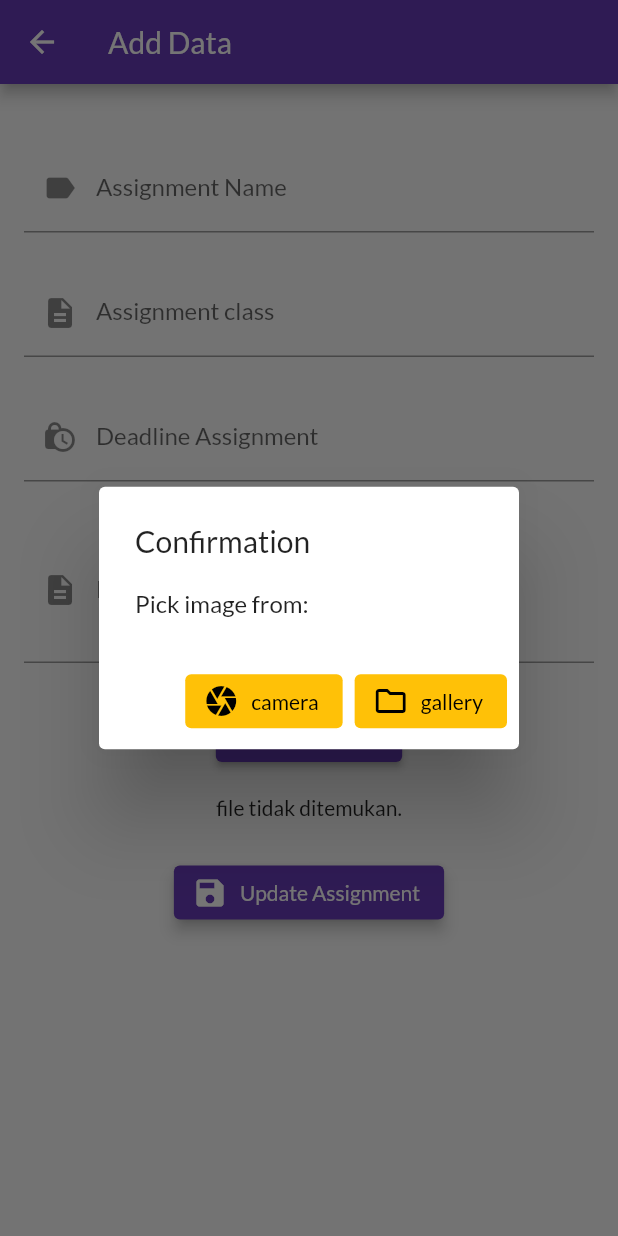
After one commit to Bryant97-dev/amad_uas_semester4, a Flutter app: the UpdateData screen opened directly, after a tap on "Ambil foto", on a phone screen of 412 x 824 dp. The commit adds this screen. Run offline on Flutter 3.47's test engine with Material 2 defaults, Android fonts, the phone set to English and light mode, and no system bars; our stand-ins replace cloud_firestore, email_validator, equatable, file_picker, firebase_auth, firebase_core and 6 more; accounts and stored records are empty; statements that could not run were skipped.

Commit message:
sudah ada upgrade

```diff
--- a/lib/models/models.dart
+++ b/lib/models/models.dart
@@ -2,3 +2,4 @@ import 'package:equatable/equatable.dart';
 
 part 'users.dart';
 part 'assignment.dart';
+part'pins.dart';
--- a/lib/services/product_services.dart
+++ b/lib/services/product_services.dart
@@ -57,4 +57,24 @@ class ProductServices{
       return hsl;
    }
 
+   static Future<bool> updateproduct(Assignment assignment,PickedFile imgFile, String id) async {
+      bool hsl = true;
+      await Firebase.initializeApp();
+      await assignmentCollection.doc(id).update({
+         'assignId' : assignment.assignId,
+         'assignName' : assignment.assignName,
+         'assignCourse' : assignment.assignCourse,
+         'assignDeadline' : assignment.assignDeadline,
+         'assignDesc' : assignment.assignDesc,
+         'updatedAt' : assignment.updateAt,
+
+      }).then((value) {
+         hsl = true;
+      }).catchError((onError){
+         hsl = false;
+      });
+
+      return hsl;
+   }
+
 }
--- a/lib/services/services.dart
+++ b/lib/services/services.dart
@@ -17,3 +17,4 @@ import 'package:intl/intl.dart';
 part 'auth_services.dart';
 part 'activity_services.dart';
 part 'product_services.dart';
+part 'pins_services.dart';
--- a/lib/ui/pages/pages.dart
+++ b/lib/ui/pages/pages.dart
@@ -21,3 +21,4 @@ part 'listdata.dart';
 part 'myaccount.dart';
 part 'splash.dart';
 part'pinsdata.dart';
+part'updatedata.dart';
--- /dev/null
+++ b/lib/ui/pages/updatedata.dart
@@ -0,0 +1,316 @@
+part of 'pages.dart';
+
+
+class UpdateData extends StatefulWidget {
+  final String assignId;
+  final String assignName;
+  final String assignCourse;
+  final String assignDeadline;
+  final String assignDesc;
+
+  const UpdateData(
+      {Key key,
+        this.assignId,
+        this.assignName,
+        this.assignDesc,
+        this.assignDeadline,
+        this.assignCourse,
+      })
+      : super(key: key);
+
+
+  @override
+  _UpdateDataState createState() => _UpdateDataState();
+}
+
+class _UpdateDataState extends State<UpdateData> {
+  bool isLoading = false;
+  final _formKey = GlobalKey<FormState>();
+  final ctrlName = TextEditingController();
+  final ctrlCourse = TextEditingController();
+  final ctrlDeadline = TextEditingController();
+  final ctrlDesc = TextEditingController();
+  final ctrlPassword = TextEditingController();
+  PickedFile imageFile;
+  final ImagePicker  imagePicker = ImagePicker();
+
+
+  @override
+  void initState() {
+    ctrlName.text = widget.assignName;
+    ctrlCourse.text = widget.assignCourse;
+    ctrlDeadline.text = widget.assignDeadline;
+    ctrlDesc.text = widget.assignDesc;
+    super.initState();
+  }
+
+  Future chooseFolder(String type) async{
+    FilePickerResult result = await FilePicker.platform.pickFiles(allowMultiple: true);
+
+    if(result != null) {
+      List<File> files = result.paths.map((path) => File(path)).toList();
+    } else {
+      // User canceled the picker
+    }
+  }
+
+  Future chooseFile(String type) async{
+    ImageSource imgSrc;
+    if(type == "camera"){
+      imgSrc= ImageSource.camera;
+    }else{
+      imgSrc= ImageSource.gallery;
+    }
+
+    final selectedImage = await imagePicker.getImage(
+      source: imgSrc,
+      imageQuality: 50,
+    );
+    setState(() {
+      imageFile = selectedImage;
+    });
+  }
+
+  void showFileDialog(BuildContext ctx){
+    showDialog(
+        context:  ctx,
+        builder:  (ctx){
+          return AlertDialog(
+            title: Text("Confirmation"),
+            content: Text("Pick image from:"),
+            actions:[
+              ElevatedButton.icon(
+                onPressed: (){
+                  chooseFile("camera");
+                },
+                icon:  Icon(Icons.camera),
+                label: Text("camera"),
+                style: ElevatedButton.styleFrom(
+                    elevation: 0
+                ),
+              ),
+              ElevatedButton.icon(
+                onPressed: (){
+                  chooseFile("gallery");
+                },
+                icon:  Icon(Icons.folder_outlined),
+                label: Text("gallery"),
+                style: ElevatedButton.styleFrom(
+                    elevation: 0
+                ),
+              ),
+            ],
+          );
+        }
+    );
+  }
+
+  //mengurangi memori ketika mengetik
+  @override
+  void dispose(){
+    ctrlName.dispose();
+    ctrlCourse.dispose();
+    ctrlDeadline.dispose();
+    ctrlDesc.dispose();
+    super.dispose();
+  }
+
+  void clearForm(){
+    ctrlName.clear();
+    ctrlCourse.clear();
+    ctrlDeadline.clear();
+    ctrlDesc.clear();
+    setState(() {
+      imageFile = null;
+    });
+  }
+
+  @override
+  Widget build(BuildContext context) {
+    return Scaffold(
+      appBar: AppBar(
+        title: Text("Add Data"),
+      ),
+      resizeToAvoidBottomInset: false ,
+      body: Container(
+        width : double.infinity,
+        height : double.infinity,
+        child: Stack(
+            children:[
+              ListView(
+                  padding: EdgeInsets.all(16),
+                  children: [
+                    Form(
+                      key:_formKey,
+                      child:  Column(
+                        children: [
+                          SizedBox(height:24),
+                          TextFormField(
+                            controller:  ctrlName,
+                            keyboardType:  TextInputType.name,
+                            decoration: InputDecoration(
+                              labelText:"Assignment Name",
+                              prefixIcon: Icon(Icons.label),
+                              //  border: OutlineInputBorder(),
+                            ),
+                            autovalidateMode: AutovalidateMode.onUserInteraction,
+                            validator: (value){
+                              if(value.isEmpty){
+                                return"Please fill the field!";
+                              }else{
+                                return null;
+                              }
+                            },
+                          ),
+                          SizedBox(height:24),
+                          TextFormField(
+                            controller:  ctrlCourse,
+                            keyboardType:  TextInputType.name,
+                            //maxLines: 3,
+                            decoration: InputDecoration(
+                              labelText:"Assignment class",
+                              prefixIcon: Icon(Icons.description),
+                              //  border: OutlineInputBorder(),
+                            ),
+                            autovalidateMode: AutovalidateMode.onUserInteraction,
+                            validator: (value){
+                              if(value.isEmpty){
+                                return"Please fill the field!";
+                              }else{
+                                return null;
+                              }
+                            },
+                          ),
+                          SizedBox(height:24),
+                          TextFormField(
+                            controller:  ctrlDeadline,
+                            keyboardType:  TextInputType.name,
+                            decoration: InputDecoration(
+                              labelText:"Deadline Assignment",
+                              prefixIcon: Icon(Icons.lock_clock),
+                              // border: OutlineInputBorder(),
+                            ),
+                            autovalidateMode: AutovalidateMode.onUserInteraction,
+                            validator: (value){
+                              if(value.isEmpty){
+                                return"Please fill the field!";
+                              }else{
+                                return null;
+                              }
+                            },
+                          ),
+                          SizedBox(height:24),
+                          TextFormField(
+                            controller:  ctrlDesc,
+                            keyboardType:  TextInputType.name,
+                            maxLines: 3,
+                            decoration: InputDecoration(
+                              labelText:"Description Assignment",
+                              prefixIcon: Icon(Icons.description),
+                              //border: OutlineInputBorder(),
+                            ),
+                            autovalidateMode: AutovalidateMode.onUserInteraction,
+                            validator: (value){
+                              if(value.isEmpty){
+                                return"Please fill the field!";
+                              }else{
+                                return null;
+                              }
+                            },
+                          ),
+                          SizedBox(height:24),
+
+                          imageFile == null ?
+                          Column(
+                            children :[
+                              ElevatedButton.icon(
+                                onPressed: (){
+                                  showFileDialog(context);
+                                  // chooseFile();
+                                },
+                                icon: Icon(Icons.photo_camera),
+                                label:Text ("Ambil foto"),
+                                style: ElevatedButton.styleFrom(
+                                    onPrimary: Colors.white,
+                                    primary: Colors.deepPurple
+                                ),
+                              ),
+                              SizedBox(height:16),
+                              Text("file tidak ditemukan.")
+                            ],
+                          )
+                              :
+                          Column(
+                            children :[
+                              ElevatedButton.icon(
+                                onPressed: (){
+                                  showFileDialog(context);
+                                  // chooseFile();
+                                },
+                                icon: Icon(Icons.photo_camera),
+                                label:Text ("Ulang foto"),
+                                style: ElevatedButton.styleFrom(
+                                    onPrimary: Colors.white,
+                                    primary: Colors.deepPurple
+                                ),
+                              ),
+
+                              SizedBox(height:16),
+                              Semantics(
+                                child : Image.file(File(imageFile.path),
+                                  width:100,
+                                ),
+                              )
+                            ],
+                          ),
+                          SizedBox(height:24),
+                          ElevatedButton.icon(
+                              onPressed: () async {
+                                if(_formKey.currentState.validate()){
+                                  setState(() {
+                                    isLoading = true;
+                                  });
+                                  Assignment assignment = Assignment(widget.assignId,ctrlName.text,ctrlCourse.text,
+                                      ctrlDeadline.text,ctrlDesc.text,"","",FirebaseAuth.instance.currentUser.uid,"",""
+                                  );
+                                  await ProductServices.updateproduct(assignment, imageFile, widget.assignId).then((value){
+                                    if(value == true){
+                                      Fluttertoast.showToast(msg: "Update Assignment succesfully !",
+                                          backgroundColor: Colors.green);
+                                      clearForm();
+                                      setState(() {
+                                        isLoading = false;
+                                      });
+                                    }else{
+                                      ActivityServices.showToast("Add Assignment failed", Colors.red);
+                                    }
+                                  });
+                                }else{
+                                  ActivityServices.showToast("Please check form fields !", Colors.red);
+                                  // bisa dikosongkan saja
+                                  //Fluttertoast.showToast(msg: "Please check the fields !",backgroundColor: Colors.red);
+                                }
+                              },
+                              icon : Icon(Icons.save),
+                              label: Text("Update Assignment"),
+                              style : ElevatedButton.styleFrom(
+                                onPrimary: Colors.white,
+                                primary: Colors.deepPurple,
+                                elevation: 4,
+                              )
+                          ),
+
+                        ],
+                      ),
+                    ),
+                  ]
+              ),
+              isLoading == true
+                  ? ActivityServices.loadings()
+                  : Container()
+            ]
+        ),
+      ),
+    );
+  }
+}
--- a/lib/ui/widgets/assignmentcard.dart
+++ b/lib/ui/widgets/assignmentcard.dart
@@ -11,6 +11,7 @@ class AssignmentCard extends StatefulWidget {
 }
 
 class _AssignmentCardState extends State<AssignmentCard> {
+  CollectionReference assignmentCollection = FirebaseFirestore.instance.collection("assignment");
   @override
   Widget build(BuildContext context) {
     Assignment assignment = widget.assignment;
@@ -154,7 +155,18 @@ class _AssignmentCardState extends State<AssignmentCard> {
                                                 ElevatedButton.icon(
                                                   icon: Icon(CupertinoIcons.pencil),
                                                   label: Text("Edit data"),
-                                                  onPressed: () {},
+                                                  onPressed: () async{
+                                                    Navigator.push(
+                                                        context,
+                                                        MaterialPageRoute(
+                                                            builder: (context) => UpdateData(
+                                                                assignId: assignment.assignId,
+                                                                assignName: assignment.assignName,
+                                                                assignCourse: assignment.assignCourse,
+                                                                assignDeadline: assignment.assignDeadline,
+                                                                assignDesc:assignment.assignDesc,
+                                                            )));
+                                                  },
                                                   style: ElevatedButton.styleFrom(
                                                       onPrimary: Colors.white,
                                                       primary: Colors.deepPurple
--- a/lib/ui/widgets/widgets.dart
+++ b/lib/ui/widgets/widgets.dart
@@ -1,3 +1,4 @@
+import 'package:cloud_firestore/cloud_firestore.dart';
 import 'package:flutter/cupertino.dart';
 import 'package:flutter/material.dart';
 import 'package:flutter_app_dokumenku/models/models.dart';
```
Also changed, not shown: lib/models/pins.dart (added, +43 -0 lines), lib/services/pins_services.dart (added, +81 -0 lines), lib/ui/pages/adddata.dart (+12 -7 lines).
